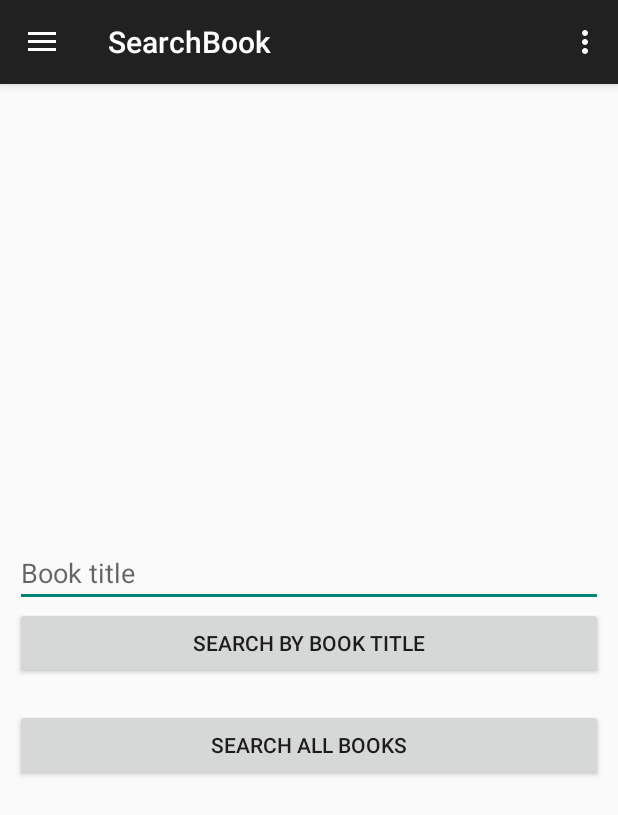
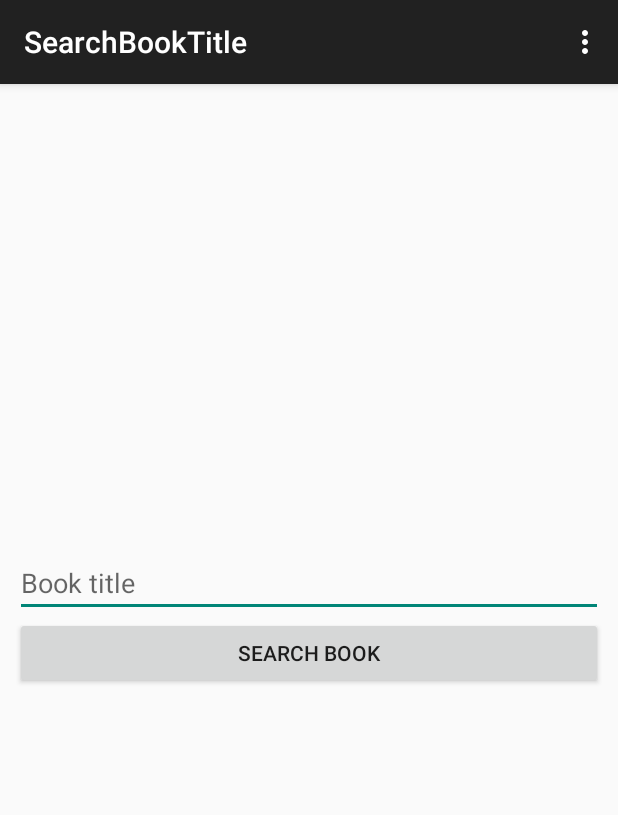
Before and after one commit to Nadzmi-Freelance/Project-Dr-Latif, an Android app: the SearchBook screen opened directly, with no data from a screen before it, after a tap on "SEARCH BY BOOK TITLE", on a phone screen of 412 x 824 dp. Shown: the top 815 px of the screen. Run offline under Robolectric (Android 15) with nearby library versions, the phone set to English and light mode, and no system bars; network calls fail.

Commit message:
Merge branch 'Test' into comment-insert-function
# Conflicts:
#	app/src/main/AndroidManifest.xml

#	app/src/main/java/com/example/seladanghijau/projectdrlatif/BookDetail.java

#	app/src/main/java/com/example/seladanghijau/projectdrlatif/RegisterComment.java
#	app/src/main/res/layout/activity_book_detail.xml
#	app/src/main/res/values/strings.xml
#	gradle/wrapper/gradle-wrapper.properties

```diff
--- a/app/src/main/java/com/example/seladanghijau/projectdrlatif/SearchBook.java
+++ b/app/src/main/java/com/example/seladanghijau/projectdrlatif/SearchBook.java
@@ -29,17 +29,14 @@ import java.util.List;
 
 
 public class SearchBook extends ActionBarActivity implements View.OnClickListener, AdapterView.OnItemClickListener {
-    ProgressDialog pDialog;
+    // activity elements
     ActionBarDrawerToggle drawerListener;
     DrawerLayout drawerLayout;
-    EditText txtSearchByTitle;
-    ListView lvListBook,menuList;
-    Button btnSearchByTitle, btnSearchAll;
+    ListView menuList;
+    Button btnSearchByTitle, btnSearchByAuthor, btnSearchAll;
 
+    // other variables
     String[] menus;
-    List<String> listTajukBuku;
-    String inBookTitle;
-    int[] bookId;
 
     protected void onCreate(Bundle savedInstanceState) {
         super.onCreate(savedInstanceState);
@@ -47,18 +44,19 @@ public class SearchBook extends ActionBarActivity implements View.OnClickListene
 
         // ------------------------ register activity objects ----------------------------------
         drawerLayout = (DrawerLayout) findViewById(R.id.drawerLayout);
-        txtSearchByTitle = (EditText) findViewById(R.id.txtSearchByTitle);
         btnSearchByTitle = (Button) findViewById(R.id.btnSearchByTitle);
+        btnSearchByAuthor = (Button) findViewById(R.id.btnSearchByAuthor);
         btnSearchAll = (Button) findViewById(R.id.btnSearchAll);
-        lvListBook = (ListView) findViewById(R.id.lvBookList);
         menuList = (ListView) findViewById(R.id.menuList);
         // -------------------------------------------------------------------------------------
 
         // --------------------------- register OnClickListener -------------------------------
         btnSearchByTitle.setOnClickListener(this);
+        btnSearchByAuthor.setOnClickListener(this);
         btnSearchAll.setOnClickListener(this);
         // ------------------------------------------------------------------------------------
 
+        // -------------------------------------- menu dalam drawer ---------------------------------------------
         menus = getResources().getStringArray(R.array.menuMain); // get list of menus from xml file
         drawerListener = new ActionBarDrawerToggle(this, drawerLayout, 0, 0); // declare listener for drawer menu
         drawerLayout.setDrawerListener(drawerListener); // register listener for drawer menu
@@ -68,6 +66,7 @@ public class SearchBook extends ActionBarActivity implements View.OnClickListene
         // list utk drawer
         menuList.setAdapter(new ArrayAdapter<>(this, R.layout.menulist_layout, menus)); // set a list of menus for the menu drawer
         menuList.setOnItemClickListener(this); // register click listener for each of the menus of the menu drawer
+        // -----------------------------------------------------------------------------------------------------
     }
 
     // -------------------------------------------- OnClick Listener ----------------------------------------------------
@@ -79,9 +78,14 @@ public class SearchBook extends ActionBarActivity implements View.OnClickListene
                 startActivity(mainActivity);
                 break;
             case R.id.btnSearchByTitle:
-                inBookTitle = txtSearchByTitle.getText().toString();
+                Intent searchBookTitle = new Intent(this, SearchBookTitle.class);
 
-                new GetBook().execute();
+                startActivity(searchBookTitle);
+                break;
+            case R.id.btnSearchByAuthor:
+                Intent searchBookAuthor = new Intent(this, SearchBookAuthor.class);
+
+                startActivity(searchBookAuthor);
                 break;
         }
     }
@@ -101,8 +105,6 @@ public class SearchBook extends ActionBarActivity implements View.OnClickListene
 
                 drawerLayout.closeDrawers(); // close the drawer when an item has been clicked
                 break;
-            case R.id.lvBookList:
-                break;
         }
     }
 
@@ -116,65 +118,6 @@ public class SearchBook extends ActionBarActivity implements View.OnClickListene
         return super.onKeyDown(keyCode, event);
     }
     // ---------------------------------------------------------------------------------------------------------------------
-
-    private class GetBook extends AsyncTask<Void, Void, Boolean> {
-        protected void onPreExecute() {
-            super.onPreExecute();
-
-            // show progress dialog
-            pDialog = new ProgressDialog(SearchBook.this);
-            pDialog.setMessage("Please wait...");
-            pDialog.setCancelable(false);
-            pDialog.show();
-        }
-
-        protected Boolean doInBackground(Void... params) {
-            inBookTitle = txtSearchByTitle.getText().toString();
-
-            try {
-                HTTPHandler httpHandler = new HTTPHandler();
-
-                // ------------------------------ setup data for the post request ----------------------------------------------
-                List<NameValuePair> postData = new ArrayList<NameValuePair>();
-                postData.add(new BasicNameValuePair("inBookTitle", "" + inBookTitle));
-                // -------------------------------------------------------------------------------------------------------------
-
-                String responseData = httpHandler.result("http://seladanghijau.netai.net/php/SearchBook.php");
-
-                if(httpHandler.getStatus() == HttpURLConnection.HTTP_OK) { // http request "OK": successfully connect to database
-                    JSONObject jObj = new JSONObject(responseData);
-                    JSONArray jArray = jObj.getJSONArray("books");
-
-                    bookId = new int[jArray.length()]; // set the size according to the size of the json array
-                    for(int y=0 ; y<jArray.length() ; y++) { // retrieve suma data dari json
-                        JSONObject tempJSON = jArray.getJSONObject(y);
-
-                        // get data from JSON(elementarily)
-                        String book_title = tempJSON.getString("book_title");
-                        bookId[y] = tempJSON.getInt("book_id");
-
-                        listTajukBuku.add(book_title); // retrieve tajuk buku masuk kedalam list buku
-                    }
-                } return false;
-            } catch (Exception e) { e.printStackTrace(); }
-
-            return true; // return true because successfully carry on the operation
-        }
-
-        protected void onPostExecute(Boolean result) {
-            super.onPostExecute(result);
-
-            if(result) {
-                // list utk buku
-                lvListBook.setAdapter(new ArrayAdapter<>(SearchBook.this, R.layout.menulist_layout, listTajukBuku)); // display list buku dalam arraylist ke ListView
-                lvListBook.setOnItemClickListener(SearchBook.this); // set onclicklistener utk setiap item dlm ListView
-            }
-
-            // dismiss progress dialog
-            if(pDialog.isShowing())
-                pDialog.dismiss();
-        }
-    }
 
     // --------------------------------------------------------------- actions for drawer -------------------------------------------------------------
     protected void onPostCreate(Bundle savedInstanceState) { // used for syncing the state of the icon on left, up most of the screen
--- /dev/null
+++ b/app/src/main/java/com/example/seladanghijau/projectdrlatif/SearchBookTitle.java
@@ -0,0 +1,163 @@
+package com.example.seladanghijau.projectdrlatif;
+
+import android.app.ProgressDialog;
+import android.os.AsyncTask;
+import android.support.v7.app.ActionBarActivity;
+import android.os.Bundle;
+import android.view.KeyEvent;
+import android.view.Menu;
+import android.view.MenuItem;
+import android.view.View;
+import android.widget.AdapterView;
+import android.widget.ArrayAdapter;
+import android.widget.BaseAdapter;
+import android.widget.Button;
+import android.widget.EditText;
+import android.widget.ListView;
+
+import org.apache.http.NameValuePair;
+import org.apache.http.message.BasicNameValuePair;
+import org.json.JSONArray;
+import org.json.JSONObject;
+
+import java.net.HttpURLConnection;
+import java.util.ArrayList;
+import java.util.List;
+
+
+public class SearchBookTitle extends ActionBarActivity implements View.OnClickListener, AdapterView.OnItemClickListener {
+    // elements in activity
+    ProgressDialog pDialog;
+    EditText txtSearchBook;
+    ListView lvBookList;
+    Button btnSearchBook;
+
+    // variables
+    BaseAdapter listTajukBukuAdapter;
+    List<String> listTajukBuku;
+    int[] bookId;
+    String inBookTitle;
+
+    protected void onCreate(Bundle savedInstanceState) {
+        super.onCreate(savedInstanceState);
+        setContentView(R.layout.activity_search_book_title);
+
+        // initialize elements in activity
+        txtSearchBook = (EditText) findViewById(R.id.txtSearchBook);
+        btnSearchBook = (Button) findViewById(R.id.btnSearchBook);
+        lvBookList = (ListView) findViewById(R.id.lvBookList);
+
+        // set OnClickListener
+        btnSearchBook.setOnClickListener(this);
+        lvBookList.setOnItemClickListener(SearchBookTitle.this); // set onclicklistener utk setiap item dlm ListView
+
+        // set adapter
+        listTajukBuku = new ArrayList<>();
+    }
+
+    public boolean onCreateOptionsMenu(Menu menu) {
+        // Inflate the menu; this adds items to the action bar if it is present.
+        getMenuInflater().inflate(R.menu.menu_search_book_title, menu);
+        return true;
+    }
+
+    public boolean onOptionsItemSelected(MenuItem item) {
+        // Handle action bar item clicks here. The action bar will
+        // automatically handle clicks on the Home/Up button, so long
+        // as you specify a parent activity in AndroidManifest.xml.
+        int id = item.getItemId();
+
+        //noinspection SimplifiableIfStatement
+        if (id == R.id.action_settings) {
+            return true;
+        }
+
+        return super.onOptionsItemSelected(item);
+    }
+
+    // ---------------------------------- OnClickListener --------------------------------------
+    public void onClick(View v) {
+        switch(v.getId()) {
+            case R.id.btnSearchBook:
+                new GetBook().execute();
+
+                break;
+        }
+    }
+
+    public void onItemClick(AdapterView<?> parent, View view, int position, long id) {
+        switch(parent.getId()) {
+        }
+    }
+
+    public boolean onKeyDown(int keyCode, KeyEvent event) {
+        switch (keyCode) {
+            case KeyEvent.KEYCODE_BACK: // destroy this activity if user clicked back button
+                finish();
+                break;
+        }
+
+        return super.onKeyDown(keyCode, event);
+    }
+    // -----------------------------------------------------------------------------------------
+
+    // ----------------------- AsyncTAsk classes --------------------------------
+    private class GetBook extends AsyncTask<Void, Void, Boolean> {
+        protected void onPreExecute() {
+            super.onPreExecute();
+
+            // show progress dialog
+            pDialog = new ProgressDialog(SearchBookTitle.this);
+            pDialog.setMessage("Please wait...");
+            pDialog.setCancelable(false);
+            pDialog.show();
+        }
+
+        protected Boolean doInBackground(Void... params) {
+            inBookTitle = txtSearchBook.getText().toString();
+            listTajukBuku.clear();
+
+            try {
+                HTTPHandler httpHandler = new HTTPHandler();
+
+                // ------------------------------ setup data for the post request ----------------------------------------------
+                List<NameValuePair> postData = new ArrayList<NameValuePair>();
+                postData.add(new BasicNameValuePair("inSearchType", "title"));
+                postData.add(new BasicNameValuePair("inBookTitle", "" + inBookTitle));
+                // -------------------------------------------------------------------------------------------------------------
+
+                String responseData = httpHandler.result("http://uitmkedah.net/nadzmi/php/RetrieveBook.php", postData);
+
+                if(httpHandler.getStatus() == HttpURLConnection.HTTP_OK) { // http request "OK": successfully connect to database
+                    JSONObject jObj = new JSONObject(responseData);
+                    JSONArray jArray = jObj.getJSONArray("books");
+
+                    bookId = new int[jArray.length()]; // set the size according to the size of the json array
+                    for(int y=0 ; y<jArray.length() ; y++) { // retrieve suma data dari json
+                        JSONObject tempJSON = jArray.getJSONObject(y);
+
+                        // get data from JSON(elementarily)
+                        String book_title = tempJSON.getString("book_title");
+                        bookId[y] = tempJSON.getInt("book_id");
+
+                        listTajukBuku.add(book_title); // retrieve tajuk buku masuk kedalam list buku
+                    }
+                } return false;
+            } catch (Exception e) { e.printStackTrace(); }
+
+            return true; // return true because successfully carry on the operation
+        }
+
+        protected void onPostExecute(Boolean result) {
+            super.onPostExecute(result);
+
+            listTajukBukuAdapter = new ArrayAdapter<>(SearchBookTitle.this, R.layout.menulist_layout, listTajukBuku);
+            lvBookList.setAdapter(listTajukBukuAdapter);
+
+            // dismiss progress dialog
+            if(pDialog.isShowing())
+                pDialog.dismiss();
+        }
+    }
+    // --------------------------------------------------------------------------
+}
--- a/app/src/main/res/layout/activity_register_comment.xml
+++ b/app/src/main/res/layout/activity_register_comment.xml
@@ -7,11 +7,6 @@
     android:gravity="center_vertical"
     android:padding="10dp"
     tools:context="com.example.seladanghijau.projectdrlatif.RegisterComment">
-
-    <Spinner
-        android:id="@+id/commentTypeList"
-        android:layout_width="match_parent"
-        android:layout_height="wrap_content"></Spinner>
 
     <EditText
         android:id="@+id/inputComment"
--- a/app/src/main/res/layout/activity_search_book.xml
+++ b/app/src/main/res/layout/activity_search_book.xml
@@ -20,21 +20,17 @@ tools:context="com.example.seladanghijau.projectdrlatif.SearchBook">
         android:padding="10dp"
         tools:context="com.example.seladanghijau.projectdrlatif.SearchBook">
 
-        <EditText
-            android:hint="Book title"
-            android:id="@+id/txtSearchByTitle"
-            android:layout_width="match_parent"
-            android:layout_height="wrap_content" />
         <Button
             android:text="Search by Book Title"
             android:id="@+id/btnSearchByTitle"
             android:layout_width="match_parent"
             android:layout_height="wrap_content" />
 
-        <ListView
-            android:id="@+id/lvBookList"
+        <Button
+            android:text="Search by Book Author"
+            android:id="@+id/btnSearchByAuthor"
             android:layout_width="match_parent"
-            android:layout_height="wrap_content"></ListView>
+            android:layout_height="wrap_content" />
 
         <Button
             android:text="Search all books"
--- /dev/null
+++ b/app/src/main/res/layout/activity_search_book_title.xml
@@ -0,0 +1,36 @@
+<LinearLayout xmlns:android="http://schemas.android.com/apk/res/android"
+    xmlns:tools="http://schemas.android.com/tools"
+    android:layout_width="match_parent"
+    android:layout_height="match_parent"
+    android:orientation="vertical"
+    tools:context="com.example.seladanghijau.projectdrlatif.SearchBookTitle">
+
+    <LinearLayout
+        android:layout_width="match_parent"
+        android:layout_height="300dp"
+        android:orientation="vertical">
+
+        <ListView
+            android:id="@+id/lvBookList"
+            android:layout_width="match_parent"
+            android:layout_height="wrap_content"></ListView>
+        </LinearLayout>
+
+    <LinearLayout
+        android:layout_width="match_parent"
+        android:layout_height="wrap_content"
+        android:orientation="vertical"
+        android:padding="10dp">
+
+        <EditText
+            android:hint="Book title"
+            android:id="@+id/txtSearchBook"
+            android:layout_width="match_parent"
+            android:layout_height="wrap_content" />
+        <Button
+            android:text="Search Book"
+            android:id="@+id/btnSearchBook"
+            android:layout_width="match_parent"
+            android:layout_height="wrap_content" />
+    </LinearLayout>
+</LinearLayout>
--- /dev/null
+++ b/app/src/main/res/menu/menu_search_book_title.xml
@@ -0,0 +1,7 @@
+<menu xmlns:android="http://schemas.android.com/apk/res/android"
+    xmlns:app="http://schemas.android.com/apk/res-auto"
+    xmlns:tools="http://schemas.android.com/tools"
+    tools:context="com.example.seladanghijau.projectdrlatif.SearchBookTitle">
+    <item android:id="@+id/action_settings" android:title="@string/action_settings"
+        android:orderInCategory="100" app:showAsAction="never" />
+</menu>
```
Also changed, not shown: app/src/main/java/com/example/seladanghijau/projectdrlatif/MainActivity.java (+10 -2 lines), app/src/main/java/com/example/seladanghijau/projectdrlatif/SearchBookAuthor.java (added, +162 -0 lines), app/src/main/res/layout/activity_search_book_author.xml (added, +36 -0 lines), app/src/main/res/menu/menu_search_book_author.xml (added, +7 -0 lines).
